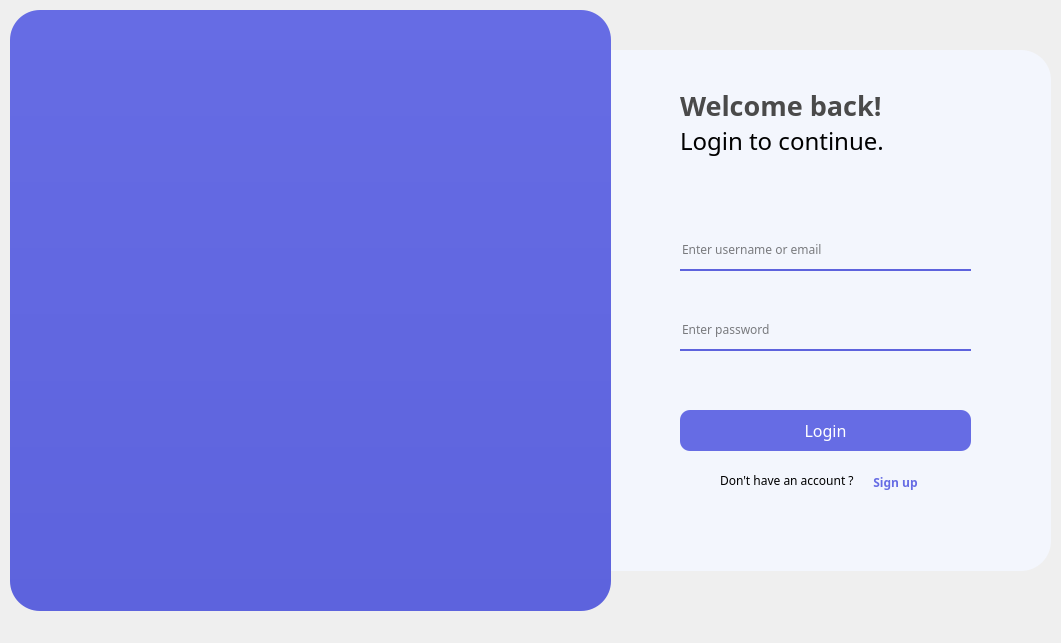
Qt form loginform.ui (meokisama/ps-manager) before a commit.
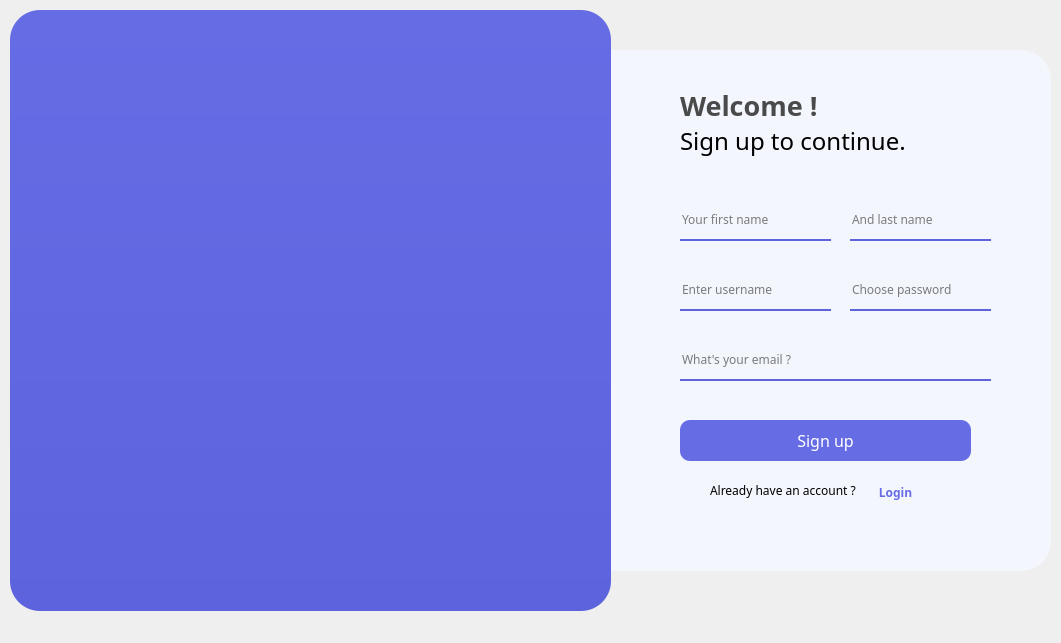
The same form after that commit. The open tabs and pages were chosen to show the change. Icons and pictures are not drawn.

Commit message: Add signup widget and change SQL query

What changed in the file:
```diff
--- a/loginform.ui
+++ b/loginform.ui
@@ -42,7 +42,7 @@
     <set>Qt::AlignCenter</set>
    </property>
   </widget>
-  <widget class="QFrame" name="frame_2">
+  <widget class="QStackedWidget" name="stackedWidget">
    <property name="geometry">
     <rect>
      <x>530</x>
@@ -51,6 +51,16 @@
      <height>521</height>
     </rect>
    </property>
+   <widget class="QWidget" name="loginPage">
+    <widget class="QFrame" name="frame_3">
+     <property name="geometry">
+      <rect>
+       <x>0</x>
+       <y>0</y>
+       <width>521</width>
+       <height>521</height>
+      </rect>
+     </property>
    <property name="styleSheet">
     <string notr="true">background-color: rgb(243, 246, 253);
 border-radius: 30px;</string>
@@ -61,7 +71,7 @@
    <property name="frameShadow">
     <enum>QFrame::Raised</enum>
    </property>
-   <widget class="QLabel" name="label">
+     <widget class="QLabel" name="label_8">
     <property name="geometry">
      <rect>
       <x>150</x>
@@ -84,7 +94,7 @@
      <string>Welcome back!</string>
     </property>
    </widget>
-   <widget class="QLabel" name="label_3">
+     <widget class="QLabel" name="label_9">
     <property name="geometry">
      <rect>
       <x>150</x>
@@ -180,7 +190,7 @@
      <string>Login</string>
     </property>
    </widget>
-   <widget class="QLabel" name="label_4">
+     <widget class="QLabel" name="label_10">
     <property name="geometry">
      <rect>
       <x>190</x>
@@ -285,7 +295,317 @@
     </property>
    </widget>
   </widget>
-  <zorder>frame_2</zorder>
+   </widget>
+   <widget class="QWidget" name="signupPage">
+    <widget class="QFrame" name="frame_4">
+     <property name="geometry">
+      <rect>
+       <x>0</x>
+       <y>0</y>
+       <width>521</width>
+       <height>521</height>
+      </rect>
+     </property>
+     <property name="styleSheet">
+      <string notr="true">background-color: rgb(243, 246, 253);
+border-radius: 30px;</string>
+     </property>
+     <property name="frameShape">
+      <enum>QFrame::StyledPanel</enum>
+     </property>
+     <property name="frameShadow">
+      <enum>QFrame::Raised</enum>
+     </property>
+     <widget class="QLabel" name="label_11">
+      <property name="geometry">
+       <rect>
+        <x>150</x>
+        <y>20</y>
+        <width>351</width>
+        <height>71</height>
+       </rect>
+      </property>
+      <property name="font">
+       <font>
+        <family>Poppins SemiBold</family>
+        <pointsize>20</pointsize>
+        <bold>true</bold>
+       </font>
+      </property>
+      <property name="styleSheet">
+       <string notr="true">color: rgb(74, 74, 74);</string>
+      </property>
+      <property name="text">
+       <string>Welcome !</string>
+      </property>
+     </widget>
+     <widget class="QLabel" name="label_12">
+      <property name="geometry">
+       <rect>
+        <x>150</x>
+        <y>70</y>
+        <width>251</width>
+        <height>41</height>
+       </rect>
+      </property>
+      <property name="font">
+       <font>
+        <family>Poppins Light</family>
+        <pointsize>18</pointsize>
+       </font>
+      </property>
+      <property name="text">
+       <string>Sign up to continue.</string>
+      </property>
+     </widget>
+     <widget class="QLineEdit" name="userName">
+      <property name="geometry">
+       <rect>
+        <x>150</x>
+        <y>220</y>
+        <width>151</width>
+        <height>41</height>
+       </rect>
+      </property>
+      <property name="font">
+       <font>
+        <family>Poppins Light</family>
+       </font>
+      </property>
+      <property name="styleSheet">
+       <string notr="true">border-bottom: 2px solid rgb(93, 99, 221);</string>
+      </property>
+      <property name="placeholderText">
+       <string>Enter username</string>
+      </property>
+     </widget>
+     <widget class="QLineEdit" name="passWord">
+      <property name="geometry">
+       <rect>
+        <x>320</x>
+        <y>220</y>
+        <width>141</width>
+        <height>41</height>
+       </rect>
+      </property>
+      <property name="font">
+       <font>
+        <family>Poppins Light</family>
+       </font>
+      </property>
+      <property name="styleSheet">
+       <string notr="true">border-bottom: 2px solid rgb(93, 99, 221);</string>
+      </property>
+      <property name="echoMode">
+       <enum>QLineEdit::Password</enum>
+      </property>
+      <property name="placeholderText">
+       <string>Choose password</string>
+      </property>
+     </widget>
+     <widget class="QPushButton" name="pushButton_2">
+      <property name="geometry">
+       <rect>
+        <x>150</x>
+        <y>370</y>
+        <width>291</width>
+        <height>41</height>
+       </rect>
+      </property>
+      <property name="font">
+       <font>
+        <family>Poppins</family>
+        <pointsize>12</pointsize>
+       </font>
+      </property>
+      <property name="cursor">
+       <cursorShape>PointingHandCursor</cursorShape>
+      </property>
+      <property name="styleSheet">
+       <string notr="true">QPushButton#pushButton_2 {
+background-color: rgb(102, 108, 228);
+border-radius: 10px;
+color: rgb(255, 255, 255);
+}
+QPushButton#pushButton_2:hover {
+background-color: rgb(79, 84, 188);
+}</string>
+      </property>
+      <property name="text">
+       <string>Sign up</string>
+      </property>
+     </widget>
+     <widget class="QLabel" name="label_13">
+      <property name="geometry">
+       <rect>
+        <x>180</x>
+        <y>420</y>
+        <width>171</width>
+        <height>41</height>
+       </rect>
+      </property>
+      <property name="font">
+       <font>
+        <family>Poppins</family>
+       </font>
+      </property>
+      <property name="text">
+       <string>Already have an account ?</string>
+      </property>
+     </widget>
+     <widget class="QPushButton" name="logIn">
+      <property name="geometry">
+       <rect>
+        <x>340</x>
+        <y>430</y>
+        <width>51</width>
+        <height>24</height>
+       </rect>
+      </property>
+      <property name="font">
+       <font>
+        <family>Poppins SemiBold</family>
+        <bold>true</bold>
+       </font>
+      </property>
+      <property name="cursor">
+       <cursorShape>PointingHandCursor</cursorShape>
+      </property>
+      <property name="styleSheet">
+       <string notr="true">QPushButton#logIn {
+color: rgb(102, 108, 228);
+}
+QPushButton#logIn:hover {
+color: rgb(79, 84, 188);
+}</string>
+      </property>
+      <property name="text">
+       <string>Login</string>
+      </property>
+     </widget>
+     <widget class="QPushButton" name="closeButton_2">
+      <property name="geometry">
+       <rect>
+        <x>490</x>
+        <y>10</y>
+        <width>21</width>
+        <height>21</height>
+       </rect>
+      </property>
+      <property name="font">
+       <font>
+        <family>Poppins Black</family>
+        <bold>true</bold>
+       </font>
+      </property>
+      <property name="cursor">
+       <cursorShape>PointingHandCursor</cursorShape>
+      </property>
+      <property name="toolTip">
+       <string/>
+      </property>
+      <property name="styleSheet">
+       <string notr="true"/>
+      </property>
+      <property name="text">
+       <string/>
+      </property>
+      <property name="icon">
+       <iconset resource="img.qrc">
+        <normaloff>:/img/img/close.svg</normaloff>:/img/img/close.svg</iconset>
+      </property>
+     </widget>
+     <widget class="QLabel" name="state_2">
+      <property name="geometry">
+       <rect>
+        <x>90</x>
+        <y>470</y>
+        <width>421</width>
+        <height>31</height>
+       </rect>
+      </property>
+      <property name="font">
+       <font>
+        <family>Poppins Medium</family>
+       </font>
+      </property>
+      <property name="styleSheet">
+       <string notr="true">color: rgb(255, 85, 0);</string>
+      </property>
+      <property name="text">
+       <string/>
+      </property>
+      <property name="alignment">
+       <set>Qt::AlignCenter</set>
+      </property>
+     </widget>
+     <widget class="QLineEdit" name="fname">
+      <property name="geometry">
+       <rect>
+        <x>150</x>
+        <y>150</y>
+        <width>151</width>
+        <height>41</height>
+       </rect>
+      </property>
+      <property name="font">
+       <font>
+        <family>Poppins Light</family>
+       </font>
+      </property>
+      <property name="styleSheet">
+       <string notr="true">border-bottom: 2px solid rgb(93, 99, 221);</string>
+      </property>
+      <property name="placeholderText">
+       <string>Your first name</string>
+      </property>
+     </widget>
+     <widget class="QLineEdit" name="email">
+      <property name="geometry">
+       <rect>
+        <x>150</x>
+        <y>290</y>
+        <width>311</width>
+        <height>41</height>
+       </rect>
+      </property>
+      <property name="font">
+       <font>
+        <family>Poppins Light</family>
+       </font>
+      </property>
+      <property name="styleSheet">
+       <string notr="true">border-bottom: 2px solid rgb(93, 99, 221);</string>
+      </property>
+      <property name="placeholderText">
+       <string>What's your email ?</string>
+      </property>
+     </widget>
+     <widget class="QLineEdit" name="lname">
+      <property name="geometry">
+       <rect>
+        <x>320</x>
+        <y>150</y>
+        <width>141</width>
+        <height>41</height>
+       </rect>
+      </property>
+      <property name="font">
+       <font>
+        <family>Poppins Light</family>
+       </font>
+      </property>
+      <property name="styleSheet">
+       <string notr="true">border-bottom: 2px solid rgb(93, 99, 221);</string>
+      </property>
+      <property name="placeholderText">
+       <string>And last name</string>
+      </property>
+     </widget>
+    </widget>
+   </widget>
+  </widget>
+  <zorder>stackedWidget</zorder>
   <zorder>label_2</zorder>
  </widget>
  <resources>
```
Lines whose indentation alone changed are shown as unchanged. The commit also changes 5 other files.
